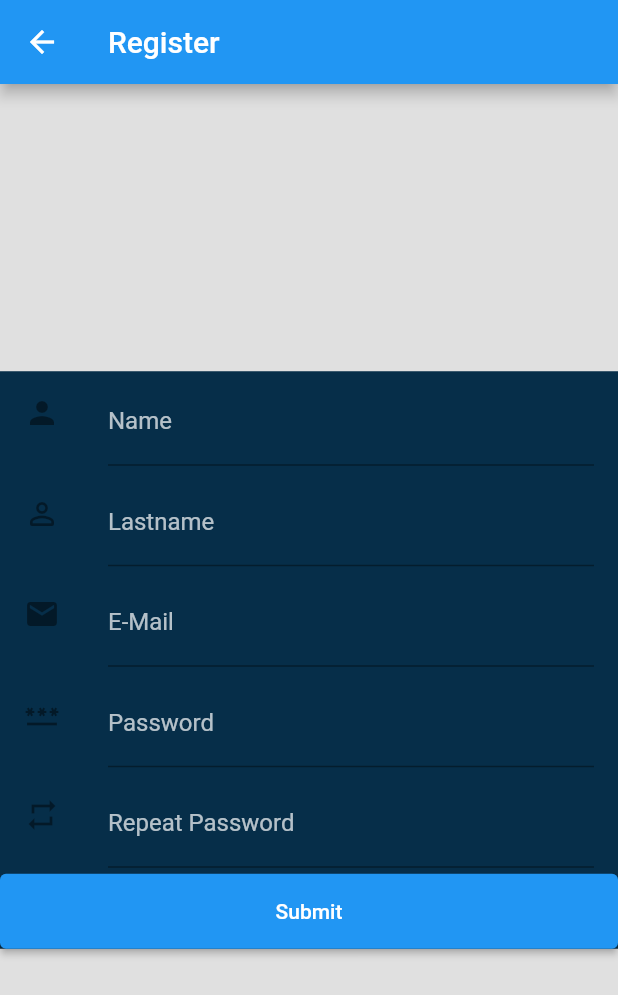
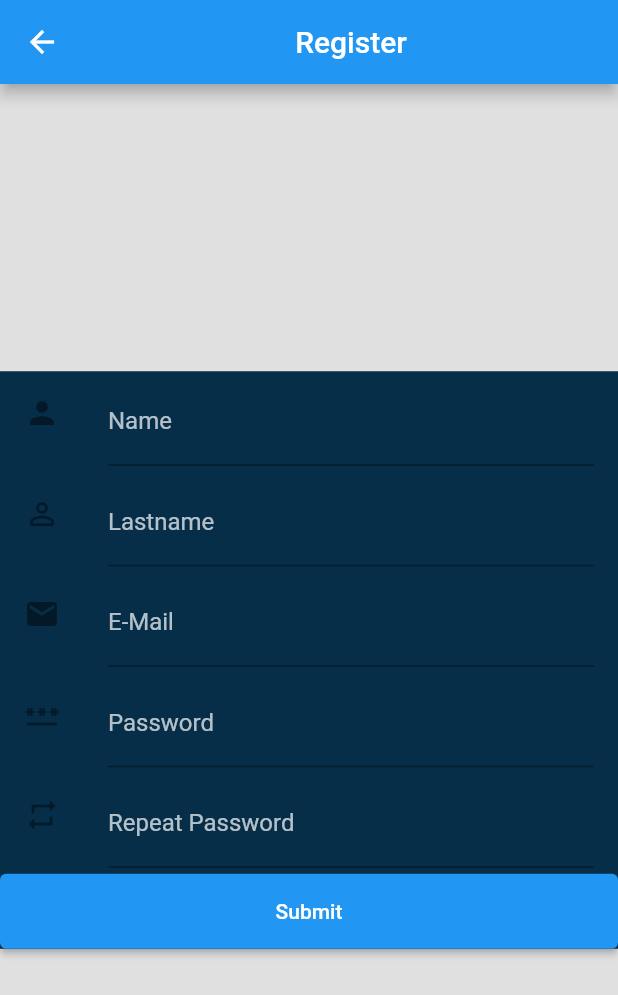
Before and after one commit to ross96D/grpc-flutter-go, a Flutter app: the PageRegister screen opened directly, on a phone screen of 412 x 824 dp. Shown: the top 995 px of the screen. Run offline on Flutter 3.47's test engine with Material 2 defaults, Android fonts, the phone set to English and light mode, and no system bars; our stand-ins replace fixnum; missing offline and left inert: grpc, protobuf; statements that could not run were skipped.

Commit message:
style (register): centered text on app bar

```diff
--- a/frontend/lib/src/pages/register.dart
+++ b/frontend/lib/src/pages/register.dart
@@ -31,7 +31,7 @@ class _PageRegisterState extends State<PageRegister> {
 
     return Scaffold(
         appBar: AppBar(
-          title: const Text('Register'),
+          title: const Center(child: Text('Register')),
         ),
         backgroundColor: scaffoldBackground,
         body: Stack(
```
